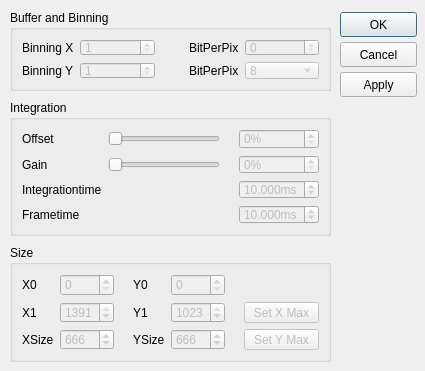
itom-project/plugins, file Ximea/dialogXimea.ui: the form before one commit.
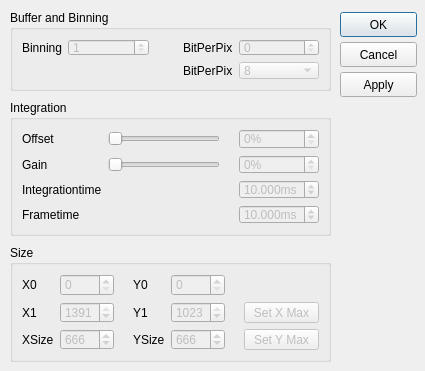
The form after the commit.

Commit message: improvements for ximea camera: - better synchronization during initialization for binning, roi values, integration_time including min, max, inc - binning_type inserted - during setParam: first check if parameter can be set to camera and only if possible change m_params value

Diff of the .ui file:
```diff
--- a/Ximea/dialogXimea.ui
+++ b/Ximea/dialogXimea.ui
@@ -440,7 +440,7 @@
        </sizepolicy>
       </property>
       <property name="text">
-       <string>Binning X</string>
+       <string>Binning</string>
       </property>
      </widget>
     </item>
@@ -493,32 +493,6 @@
       </property>
      </widget>
     </item>
-    <item row="1" column="0">
-     <widget class="QLabel" name="label_binning_2">
-      <property name="sizePolicy">
-       <sizepolicy hsizetype="Maximum" vsizetype="Preferred">
-        <horstretch>0</horstretch>
-        <verstretch>0</verstretch>
-       </sizepolicy>
-      </property>
-      <property name="text">
-       <string>Binning Y</string>
-      </property>
-     </widget>
-    </item>
-    <item row="1" column="1">
-     <widget class="QSpinBox" name="spinBox_binY">
-      <property name="enabled">
-       <bool>false</bool>
-      </property>
-      <property name="minimum">
-       <number>1</number>
-      </property>
-      <property name="maximum">
-       <number>4</number>
-      </property>
-     </widget>
-    </item>
     <item row="1" column="3">
      <widget class="QLabel" name="label_bpp_2">
       <property name="sizePolicy">
```
Left out of the diff: 2 changed lines with no effect on the pictures. The commit also changes 3 other files.
